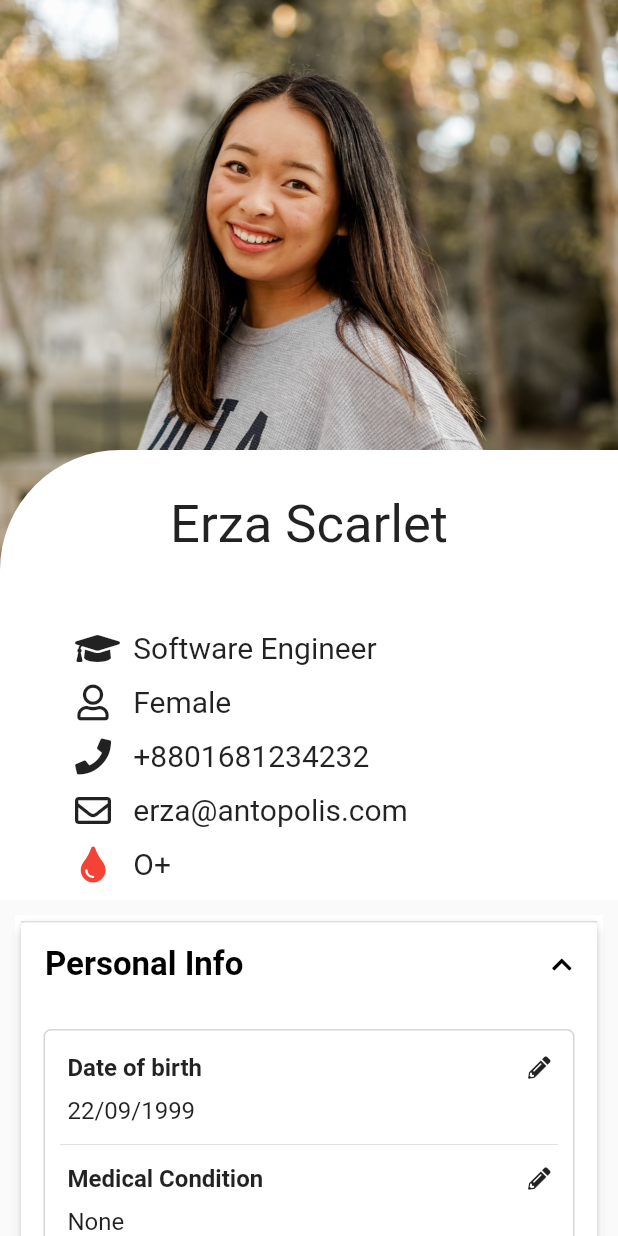
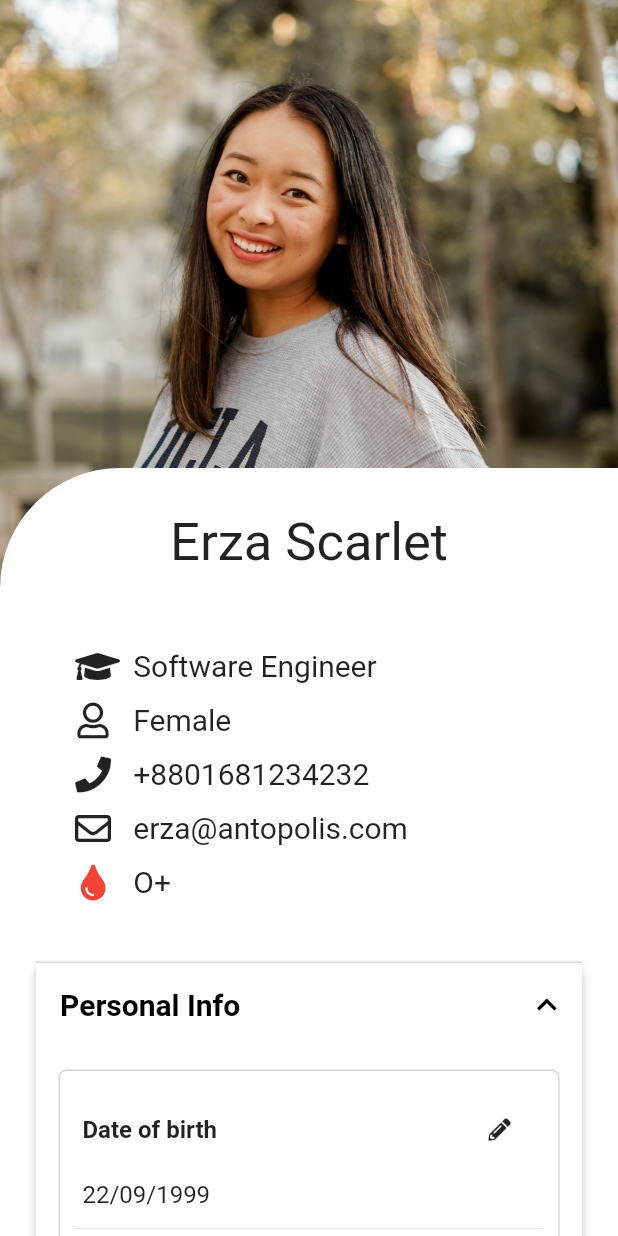
Before and after one commit to Adnanbd/Simple-Info-Page, a Flutter app: the screen it shows after launch, after a tap on "Personal Info", on a phone screen of 412 x 824 dp. Run offline on Flutter 3.47's test engine with Material 2 defaults, Android fonts, the phone set to English and light mode, and no system bars; our stand-ins replace font_awesome_flutter.

Commit message:
second commit

```diff
--- /dev/null
+++ b/lib/models/dummy_user_data.dart
@@ -0,0 +1,17 @@
+
+
+import 'package:antopolis_first/models/info_user.dart';
+
+const USER_DATA = const [
+  InfoUser(
+    id: 0,
+    profilePicUrl: 'images/42.jpg',
+    userName: 'Erza Scarlet',
+    bloodGroup: 'O+',
+    email: 'erza@antopolis.com',
+    gender: 'Female',
+    phoneNo: '+8801681234232',
+    position: 'Software Engineer'
+  ),
+
+];
--- a/lib/models/dumyy_data.dart
+++ b/lib/models/dumyy_data.dart
@@ -10,7 +10,7 @@ const DATA = const [
       'Date of birth' : '22/09/1999',
       'Medical Condition' : 'None',
       'Identification Type' : 'Birth Certificate',
-      'Identification Number' : '22/09/1999',
+      'Identification Number' : '1322313123123213',
     }
   ),
   InfoModel(
@@ -20,7 +20,7 @@ const DATA = const [
       'Date of birth' : '22/09/1999',
       'Medical Condition' : 'None',
       'Identification Type' : 'Birth Certificate',
-      'Identification Number' : '22/09/1999',
+      'Identification Number' : '1322313123123213',
     }
   ),
   InfoModel(
@@ -30,7 +30,7 @@ const DATA = const [
       'Date of birth' : '22/09/1999',
       'Medical Condition' : 'None',
       'Identification Type' : 'Birth Certificate',
-      'Identification Number' : '22/09/1999',
+      'Identification Number' : '1322313123123213',
     }
   ),
   InfoModel(
@@ -40,7 +40,7 @@ const DATA = const [
       'Date of birth' : '22/09/1999',
       'Medical Condition' : 'None',
       'Identification Type' : 'Birth Certificate',
-      'Identification Number' : '22/09/1999',
+      'Identification Number' : '1322313123123213',
     }
   ),
   InfoModel(
@@ -50,7 +50,7 @@ const DATA = const [
       'Date of birth' : '22/09/1999',
       'Medical Condition' : 'None',
       'Identification Type' : 'Birth Certificate',
-      'Identification Number' : '22/09/1999',
+      'Identification Number' : '1322313123123213',
     }
   ),
   InfoModel(
@@ -60,7 +60,7 @@ const DATA = const [
       'Date of birth' : '22/09/1999',
       'Medical Condition' : 'None',
       'Identification Type' : 'Birth Certificate',
-      'Identification Number' : '22/09/1999',
+      'Identification Number' : '1322313123123213',
     }
   ),
   InfoModel(
@@ -70,7 +70,7 @@ const DATA = const [
       'Date of birth' : '22/09/1999',
       'Medical Condition' : 'None',
       'Identification Type' : 'Birth Certificate',
-      'Identification Number' : '22/09/1999',
+      'Identification Number' : '13223131231232139',
     }
   ),
 
--- /dev/null
+++ b/lib/models/info_user.dart
@@ -0,0 +1,15 @@
+
+class InfoUser{
+
+  final int id;
+  final String userName;
+  final String profilePicUrl;
+  final String position;
+  final String gender;
+  final String phoneNo;
+  final String email;
+  final String bloodGroup;
+
+  const InfoUser({this.id,this.userName,this.profilePicUrl,this.position,this.gender,this.phoneNo,this.email,this.bloodGroup});
+
+}
--- a/lib/screens/info_screen.dart
+++ b/lib/screens/info_screen.dart
@@ -1,62 +1,35 @@
-import 'package:antopolis_first/widgets/all_info_list.dart';
-import 'package:antopolis_first/widgets/info_header.dart';
+import 'package:antopolis_first/models/dummy_user_data.dart';
+import 'package:antopolis_first/models/dumyy_data.dart';
+import 'package:antopolis_first/models/info_model.dart';
+import 'package:antopolis_first/models/info_user.dart';
+import 'package:antopolis_first/widgets/main_header.dart';
+import 'package:antopolis_first/widgets/single_child_expand.dart';
 import 'package:flutter/material.dart';
 
 class InfoScreen extends StatelessWidget {
-  String profile_pic_url = 'images/42.jpg';
-  String name = 'Erza Scarlet';
-  String position = 'Sofware Engineer';
+
+
+  InfoUser user1 = USER_DATA.firstWhere((element) => element.id == 0);
+  List<InfoModel> allitems = DATA;
 
   @override
   Widget build(BuildContext context) {
     return Scaffold(
-      body: SingleChildScrollView(
-              child: Container(
-          child: Column(
+      body: Container(
+      color: Colors.white,
+      child: ListView.builder(
 
-            children: <Widget>[
-              Stack(
-                alignment: Alignment.bottomCenter,
-                children: <Widget>[
-                 Container(
-                child: Image.asset(profile_pic_url,fit: BoxFit.cover,),
-                height: 400,
-                width: double.infinity,
-              ),
-              Container(
-                child: Column(mainAxisAlignment: MainAxisAlignment.center,
-                  children: <Widget>[
+        scrollDirection: Axis.vertical,
+        shrinkWrap: true,
 
-                  Text(name,style: TextStyle(fontSize: 35),),
-
-                ],),
-                height: 100,
-                width: double.infinity,
-                decoration: BoxDecoration(
-                  color: Colors.white,
-                  borderRadius: BorderRadius.only(topLeft: Radius.circular(80)),
-                ),
-
-              ),
-
-
-
-              ],),
-              Container(
-                color: Colors.white,
-                child: InfoHeader(position: 'Software Engineer',gender: 'Female',number: '+8801681234232',mail: 'erza@antopolis.com',bloodgroup: 'O+',),
-
-              ),
-
-              AllInfoList(),
-
-
-
-
-            ],
-          ),
-        ),
+        //padding: EdgeInsets.all(10),
+        itemBuilder: (ctx, index) {
+          return index == 0 ?  MainHeader(user1) :
+            SingleChildExpand(allitems[index-1].id);
+        },
+        itemCount: allitems.length+1,
       ),
+    ),
 
     );
   }
--- a/lib/widgets/all_info_list.dart
+++ /dev/null
@@ -1,24 +0,0 @@
-import 'package:antopolis_first/models/dumyy_data.dart';
-import 'package:antopolis_first/models/info_model.dart';
-import 'package:antopolis_first/widgets/single_child_expand.dart';
-import 'package:flutter/material.dart';
-
-class AllInfoList extends StatelessWidget {
-  List<InfoModel> allitems = DATA;
-
-  @override
-  Widget build(BuildContext context) {
-    return SingleChildScrollView(
-      child: ListView.builder(
-        scrollDirection: Axis.vertical,
-        shrinkWrap: true,
-
-        padding: EdgeInsets.all(10),
-        itemBuilder: (ctx, index) {
-          return SingleChildExpand(allitems[index].id);
-        },
-        itemCount: allitems.length,
-      ),
-    );
-  }
-}
--- a/lib/widgets/expand_inside.dart
+++ b/lib/widgets/expand_inside.dart
@@ -3,16 +3,28 @@ import 'package:antopolis_first/models/info_model.dart';
 import 'package:flutter/material.dart';
 import 'package:font_awesome_flutter/font_awesome_flutter.dart';
 
-class ExpandInside extends StatelessWidget {
+class ExpandInside extends StatefulWidget {
   int id;
 
   ExpandInside(this.id);
+
+  @override
+  _ExpandInsideState createState() => _ExpandInsideState();
+}
+
+class _ExpandInsideState extends State<ExpandInside> {
+  bool edit = true;
+  String temp;
+
   @override
   Widget build(BuildContext context) {
-    InfoModel info = DATA.firstWhere((element) => element.id == id);
+    InfoModel info = DATA.firstWhere((element) => element.id == widget.id);
 
     List<String> keys = info.subCategories.keys.toList();
     List<String> values = info.subCategories.values.toList();
+
+
+
 
     return Container(
       child: ListView.builder(
@@ -20,6 +32,8 @@ class ExpandInside extends StatelessWidget {
         shrinkWrap: true,
         padding: EdgeInsets.all(10),
         itemBuilder: (ctx, index) {
+
+
           return Container(
             child: Column(
               crossAxisAlignment: CrossAxisAlignment.start,
@@ -37,28 +51,77 @@ class ExpandInside extends StatelessWidget {
                     ),
                     Container(
                       padding: EdgeInsets.all(5),
-                      child: Icon(
+                      child: index == 0 ? IconButton(
+                        onPressed: () {
+                          setState(() {
+                            edit = !edit;
+                          });
+                        },
+                        icon: Icon(
                           FontAwesomeIcons.pencilAlt,
                           size: 15,
                         ),
+                      ) : Text(''),
                     ),
                   ],
                 ),
                 Container(
                   padding: EdgeInsets.all(5),
-                  child: Text(
+                  child: edit
+                      ? Text(
                           values[index],
                           style: TextStyle(
                             fontSize: 16,
                           ),
+                        )
+                      : TextFormField(
+                          initialValue: values[index],
+                          onChanged: (value) {
+                            setState(() {
+
+                              values[index] = value;
+                              info.subCategories[keys[index]] = value;
+                              keys = info.subCategories.keys.toList();
+                              values = info.subCategories.values.toList();
+
+                            });
+                          },
+                          // onFieldSubmitted: (value) {
+                          //   setState(() {
+
+                          //     values[index] = value;
+                          //     info.subCategories[keys[index]] = value;
+                          //     keys = info.subCategories.keys.toList();
+                          //     values = info.subCategories.values.toList();
+
+                          //   });
+                          // },
+                          // onSaved: (value) {
+                          //   setState(() {
+
+                          //     values[index] = value;
+                          //     info.subCategories[keys[index]] = value;
+                          //     keys = info.subCategories.keys.toList();
+                          //     values = info.subCategories.values.toList();
+
+                          //   });
+                          // },
+
+
+                          keyboardType: TextInputType.text,
+                          style: TextStyle(fontSize: 16,),
+                          decoration: new InputDecoration(
+
+                            fillColor: Colors.grey[300],
+                            filled: true,
+                            border: new OutlineInputBorder(
+                              borderRadius: new BorderRadius.circular(5.0),
+                              borderSide: new BorderSide(color: Colors.white),
+                            ),
+                          ),
                         ),
                 ),
                 Divider(),
-
-
-
-
-
               ],
             ),
           );
--- /dev/null
+++ b/lib/widgets/main_header.dart
@@ -0,0 +1,55 @@
+import 'package:antopolis_first/models/info_user.dart';
+import 'package:antopolis_first/widgets/info_header.dart';
+import 'package:flutter/material.dart';
+
+class MainHeader extends StatelessWidget {
+
+  InfoUser user1;
+
+  MainHeader(this.user1);
+
+
+
+  @override
+  Widget build(BuildContext context) {
+    return Column(
+
+            children: <Widget>[
+              Stack(
+                alignment: Alignment.bottomCenter,
+                children: <Widget>[
+                 Container(
+                child: Image.asset(user1.profilePicUrl,fit: BoxFit.cover,),
+                height: MediaQuery.of(context).size.height/2,
+                width: double.infinity,
+              ),
+              Container(
+                child: Column(mainAxisAlignment: MainAxisAlignment.center,
+                  children: <Widget>[
+
+                  Text(user1.userName,style: TextStyle(fontSize: 35),),
+
+                ],),
+                height: 100,
+                width: double.infinity,
+                decoration: BoxDecoration(
+                  color: Colors.white,
+                  borderRadius: BorderRadius.only(topLeft: Radius.circular(80)),
+                ),
+
+              ),
+
+
+
+              ],),
+              Container(
+                color: Colors.white,
+                child: InfoHeader(position: user1.position,gender: user1.gender,number: user1.phoneNo,mail: user1.email,bloodgroup: user1.bloodGroup,),
+
+              ),
+              SizedBox(height: 25,),
+
+            ],
+          );
+  }
+}
--- a/lib/widgets/single_child_expand.dart
+++ b/lib/widgets/single_child_expand.dart
@@ -21,10 +21,11 @@ class _SingleChildExpandState extends State<SingleChildExpand> {
     InfoModel info = DATA.firstWhere((element) => element.id == widget.id);
 
     return Container(
-      padding: EdgeInsets.only(bottom: 5),
+      padding: EdgeInsets.only(bottom: 5,left: 20,right: 20),
       color: Colors.white,
       //height: 20,
       child: Card(
+        color: Colors.white,
         elevation: 3,
         child: ExpansionTile(
           onExpansionChanged: (value) {
@@ -39,7 +40,7 @@ class _SingleChildExpandState extends State<SingleChildExpand> {
               ? Text(
                   info.categoryName,
                   style: TextStyle(
-                      fontSize: 22,
+                      fontSize: 20,
                       fontWeight: FontWeight.bold,
                       color: Colors.black),
                 )
```
Lines whose indentation alone changed are shown as unchanged.
